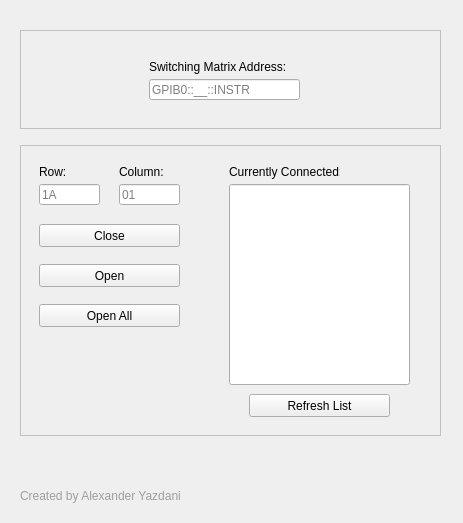
Before: the Qt Designer form Switching_Matrix_GUI_backend.ui in Alexyazdani/GUI_Testing, drawn with Qt 5.
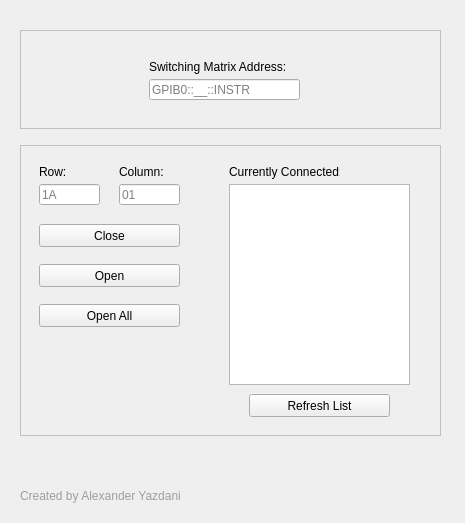
After: the same form once the commit is applied.

```diff
--- a/Switching_Matrix_GUI_backend.ui
+++ b/Switching_Matrix_GUI_backend.ui
@@ -6,7 +6,7 @@
    <rect>
     <x>0</x>
     <y>0</y>
-    <width>459</width>
+    <width>465</width>
     <height>519</height>
    </rect>
   </property>
@@ -195,16 +195,6 @@
              <string>Column:</string>
             </property>
            </widget>
-           <widget class="QLineEdit" name="lineEdit">
-            <property name="geometry">
-             <rect>
-              <x>200</x>
-              <y>30</y>
-              <width>181</width>
-              <height>201</height>
-             </rect>
-            </property>
-           </widget>
            <widget class="QPushButton" name="refresh_button">
             <property name="geometry">
              <rect>
@@ -270,6 +260,16 @@
              <string>Open All</string>
             </property>
            </widget>
+           <widget class="QPlainTextEdit" name="plainTextEdit">
+            <property name="geometry">
+             <rect>
+              <x>200</x>
+              <y>30</y>
+              <width>181</width>
+              <height>201</height>
+             </rect>
+            </property>
+           </widget>
           </widget>
          </item>
         </layout>
```
Left out of the diff: 4 changed lines with no effect on the pictures.
